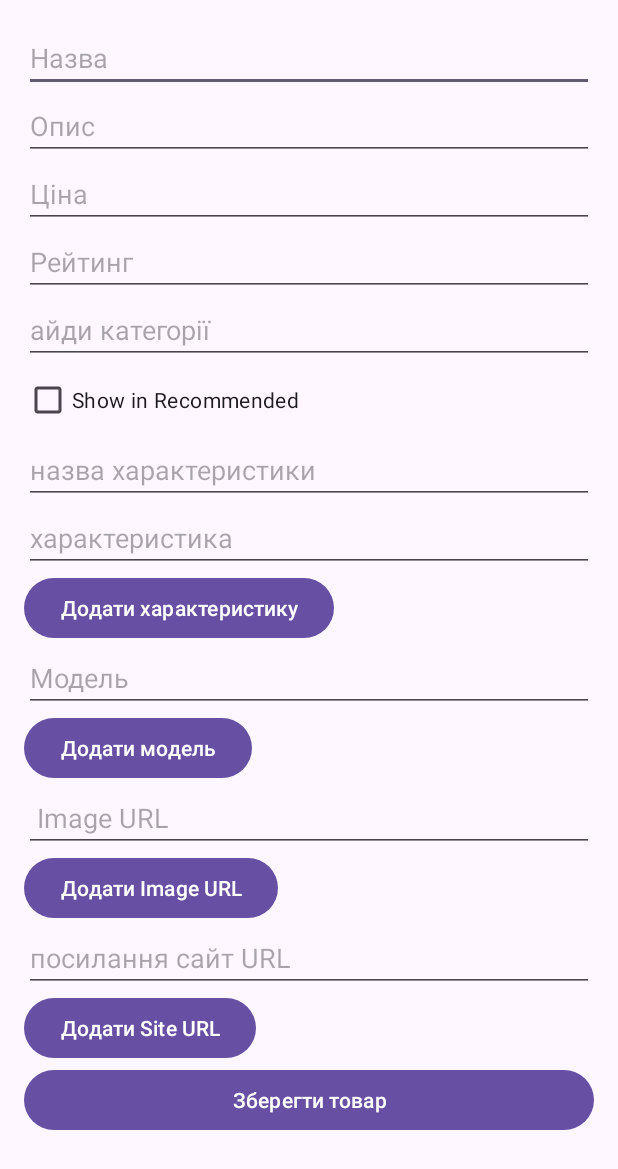
After one commit to AntonBuslov/DIA-Catalog, an Android app: the layout activity_item_new.xml on its own in the app's theme, with its tools: preview values and no code run, on a phone screen of 412 x 824 dp. The commit adds this screen. Shown: the top 1169 px of the screen. Run offline under Robolectric (Android 15) with nearby library versions, the phone set to English and light mode, and no system bars.

Commit message:
add item

```diff
--- a/app/src/main/AndroidManifest.xml
+++ b/app/src/main/AndroidManifest.xml
@@ -13,7 +13,7 @@
         android:theme="@style/Theme.MyApplication"
         tools:targetApi="31">
         <activity
-            android:name=".MainActivity2"
+            android:name=".ItemNewActivity"
             android:exported="false" />
         <activity
             android:name=".ChangePassword"
--- a/app/src/main/java/com/Practice/DIACataloge/MainActivity.kt
+++ b/app/src/main/java/com/Practice/DIACataloge/MainActivity.kt
@@ -30,6 +30,10 @@ class MainActivity : AppCompatActivity() {
         initCategory()
         initRecommended()
         setupSearchView()
+        binding.newIt.setOnClickListener {
+            val intent = Intent(this@MainActivity, ItemNewActivity::class.java)
+            startActivity(intent)
+        }
     }
 
     private fun setupSearchView() {
--- /dev/null
+++ b/app/src/main/res/layout/activity_item_new.xml
@@ -0,0 +1,123 @@
+<?xml version="1.0" encoding="utf-8"?>
+<ScrollView
+    xmlns:android="http://schemas.android.com/apk/res/android"
+    android:layout_width="match_parent"
+    android:layout_height="match_parent"
+    android:fillViewport="true">
+
+    <LinearLayout
+        android:orientation="vertical"
+        android:layout_width="match_parent"
+        android:layout_height="wrap_content"
+        android:padding="16dp">
+
+        <EditText
+            android:id="@+id/etTitle"
+            android:layout_width="match_parent"
+            android:layout_height="wrap_content"
+            android:hint="Назва"/>
+
+        <EditText
+            android:id="@+id/etDescription"
+            android:layout_width="match_parent"
+            android:layout_height="wrap_content"
+            android:hint="Опис"/>
+
+        <EditText
+            android:id="@+id/etPrice"
+            android:layout_width="match_parent"
+            android:layout_height="wrap_content"
+            android:inputType="numberDecimal"
+            android:hint="Ціна"/>
+
+        <EditText
+            android:id="@+id/etRating"
+            android:layout_width="match_parent"
+            android:layout_height="wrap_content"
+            android:inputType="numberDecimal"
+            android:hint="Рейтинг"/>
+
+        <EditText
+            android:id="@+id/etCategory"
+            android:layout_width="match_parent"
+            android:layout_height="wrap_content"
+            android:hint="айди категорії"/>
+
+        <!-- Checkbox for showing as recommended -->
+        <CheckBox
+            android:id="@+id/cbRecommended"
+            android:layout_width="wrap_content"
+            android:layout_height="wrap_content"
+            android:text="Show in Recommended"/>
+
+        <!-- Fields for adding characteristics -->
+        <EditText
+            android:id="@+id/etCharacteristicKey"
+            android:layout_width="match_parent"
+            android:layout_height="wrap_content"
+            android:hint="назва характеристики"/>
+
+        <EditText
+            android:id="@+id/etCharacteristicValue"
+            android:layout_width="match_parent"
+            android:layout_height="wrap_content"
+            android:hint="характеристика"/>
+
+        <Button
+            android:id="@+id/btnAddCharacteristic"
+            android:layout_width="wrap_content"
+            android:layout_height="wrap_content"
+            android:text="Додати характеристику"/>
+
+        <!-- Fields for adding models -->
+        <EditText
+            android:id="@+id/etModel"
+            android:layout_width="match_parent"
+            android:layout_height="wrap_content"
+            android:hint="Модель"/>
+
+        <Button
+            android:id="@+id/btnAddModel"
+            android:layout_width="wrap_content"
+            android:layout_height="wrap_content"
+            android:text="Додати модель"/>
+
+        <EditText
+            android:id="@+id/etPicUrl"
+            android:layout_width="match_parent"
+            android:layout_height="wrap_content"
+            android:hint=" Image URL"/>
+
+        <Button
+            android:id="@+id/btnAddPicUrl"
+            android:layout_width="wrap_content"
+            android:layout_height="wrap_content"
+            android:text="Додати Image URL"/>
+
+        <LinearLayout
+            android:id="@+id/layoutImages"
+            android:orientation="vertical"
+            android:layout_width="match_parent"
+            android:layout_height="wrap_content"/>
+
+        <!-- Fields for adding site URLs -->
+        <EditText
+            android:id="@+id/etSiteUrl"
+            android:layout_width="match_parent"
+            android:layout_height="wrap_content"
+            android:hint="посилання сайт URL"/>
+
+        <Button
+            android:id="@+id/btnAddSiteUrl"
+            android:layout_width="wrap_content"
+            android:layout_height="wrap_content"
+            android:text="Додати Site URL"/>
+
+        <Button
+            android:id="@+id/btnSaveItem"
+            android:layout_width="match_parent"
+            android:layout_height="wrap_content"
+            android:text="Зберегти товар"/>
+
+    </LinearLayout>
+</ScrollView>
```
Also changed, not shown: app/src/main/java/com/Practice/DIACataloge/Itam_new.kt (added, +168 -0 lines), app/src/main/res/layout/activity_main.xml (+10 -0 lines).
